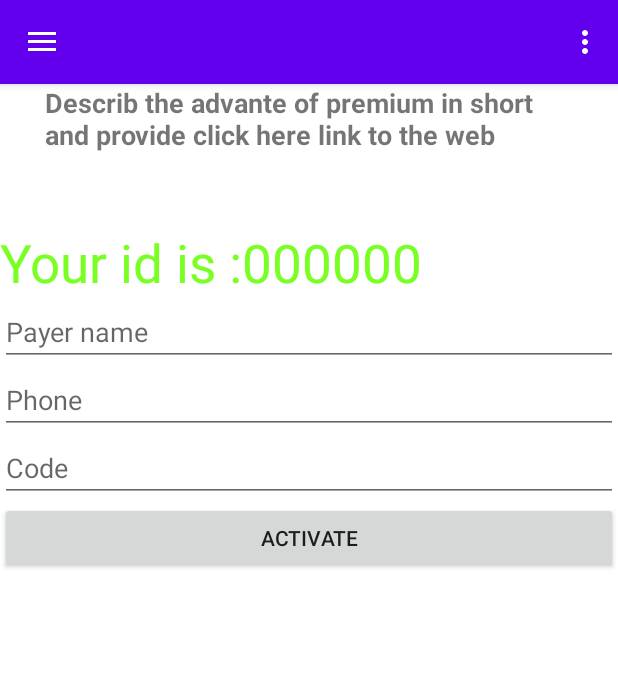
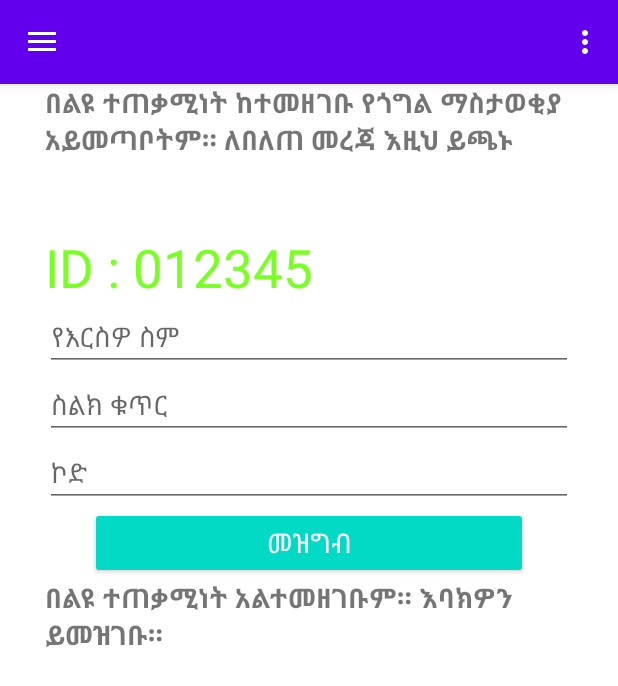
Before and after one commit to EsubalewAmenu/Android_Text_Books, an Android app: the fragment PremiumFragment placed in its activity, on a phone screen of 412 x 824 dp. Shown: the top 686 px of the screen. Run offline under Robolectric (Android 15) with nearby library versions, the phone set to English and light mode, and no system bars; our stand-ins replace AdMob, Volley; network calls fail; 6 statements that could not run were skipped.

Commit message:
premium user finalized

```diff
--- a/app/build.gradle
+++ b/app/build.gradle
@@ -9,8 +9,8 @@ android {
         applicationId "com.herma.apps.textbooks"
         minSdkVersion 16
         targetSdkVersion 30
-        versionCode 35
-        versionName "3.1.8"
+        versionCode 36
+        versionName "3.1.9"
         multiDexEnabled true
 
         ndk {
--- a/app/src/main/java/com/herma/apps/textbooks/SplashActivity.java
+++ b/app/src/main/java/com/herma/apps/textbooks/SplashActivity.java
@@ -43,7 +43,7 @@ import javax.net.ssl.X509TrustManager;
 
 public class SplashActivity extends AppCompatActivity {
 
-    public String BASEAPI = "https://datascienceplc.com/wp-json/DSACTIVATOR/v1/register?service_id=1";
+    public String BASEAPI = "https://datascienceplc.com/wp-json/";
 //    public String BASEAPI = "https://192.168.8.101:8082/wp/ds/wp-json/";
 
 //    String url = BASEAPI + "available/subjects";
--- a/app/src/main/java/com/herma/apps/textbooks/ui/fragment/PremiumFragment.java
+++ b/app/src/main/java/com/herma/apps/textbooks/ui/fragment/PremiumFragment.java
@@ -2,12 +2,14 @@ package com.herma.apps.textbooks.ui.fragment;
 
 import android.annotation.SuppressLint;
 import android.content.Context;
+import android.content.Intent;
 import android.content.SharedPreferences;
-import android.net.wifi.WifiInfo;
-import android.net.wifi.WifiManager;
+import android.net.Uri;
 import android.os.Bundle;
 import android.os.Handler;
 import android.preference.PreferenceManager;
+import android.provider.Settings;
+import android.text.method.LinkMovementMethod;
 import android.view.LayoutInflater;
 import android.view.View;
 import android.view.ViewGroup;
@@ -28,21 +30,17 @@ import com.android.volley.VolleyError;
 import com.android.volley.toolbox.StringRequest;
 import com.android.volley.toolbox.Volley;
 import com.herma.apps.textbooks.R;
-import com.herma.apps.textbooks.ReadActivity;
 import com.herma.apps.textbooks.SplashActivity;
-import com.herma.apps.textbooks.common.Commons;
 
-import org.json.JSONArray;
 import org.json.JSONException;
 import org.json.JSONObject;
 
-import java.io.IOException;
 import java.security.SecureRandom;
 import java.security.cert.X509Certificate;
-import java.util.Calendar;
+import java.text.SimpleDateFormat;
+import java.util.Date;
 import java.util.HashMap;
 import java.util.Map;
-import java.util.Random;
 import java.util.UUID;
 
 import javax.net.ssl.HostnameVerifier;
@@ -52,19 +50,14 @@ import javax.net.ssl.SSLSession;
 import javax.net.ssl.TrustManager;
 import javax.net.ssl.X509TrustManager;
 
-import okhttp3.Call;
-import okhttp3.Callback;
-import okhttp3.OkHttpClient;
-
 public class PremiumFragment extends Fragment {
 
 
     Button btnUpdate;
 
     EditText etName, etPhone, etCode;
-    TextView tvMac;
+    TextView tvMac, tvShow_license, tvPremium;
 
-    @SuppressLint("WifiManagerLeak")
     public View onCreateView(@NonNull LayoutInflater inflater,
                              ViewGroup container, Bundle savedInstanceState) {
         View root = inflater.inflate(R.layout.fragment_premium, container, false);
@@ -76,39 +69,33 @@ public class PremiumFragment extends Fragment {
         etPhone = (EditText) root.findViewById(R.id.etPhone);
 
         tvMac = (TextView) root.findViewById(R.id.tvMac);
+        tvShow_license = (TextView) root.findViewById(R.id.tvShow_license);
+        tvPremium = (TextView) root.findViewById(R.id.tvPremium);
 
-        final String macAddr, androidId;
-        UUID deviceUuid;
+        tvPremium.setMovementMethod(LinkMovementMethod.getInstance());
+        tvPremium.setOnClickListener(new View.OnClickListener() {
+            public void onClick(View v) {
+                Intent browserIntent = new Intent(Intent.ACTION_VIEW);
+                browserIntent.setData(Uri.parse("http://datascienceplc.com/services?textbooks"));
+                startActivity(browserIntent);
+            }
+        });
 
-//        String macAddress;
-        if (android.os.Build.VERSION.SDK_INT >= android.os.Build.VERSION_CODES.M) {
+//        String deviceUuid = UUID.randomUUID().toString().substring(0,6).toUpperCase();
+        String deviceUuid = Settings.Secure.getString(getContext().getContentResolver(),
+                Settings.Secure.ANDROID_ID).substring(0,6).toUpperCase();
+        tvMac.setText("ID : " + deviceUuid);
 
-            WifiManager wifiMan = (WifiManager) getActivity().getSystemService(Context.WIFI_SERVICE);
-            WifiInfo wifiInf = wifiMan.getConnectionInfo();
+//        handleSSLHandshake();
 
-            macAddr = wifiInf.getMacAddress();
-            androidId = "" + android.provider.Settings.Secure.getString(getActivity().getContentResolver(), android.provider.Settings.Secure.ANDROID_ID);
-
-            deviceUuid = new UUID(androidId.hashCode(), macAddr.hashCode());
-
-        }
-        else {
-            androidId = "" + android.provider.Settings.Secure.getString(getActivity().getContentResolver(), android.provider.Settings.Secure.ANDROID_ID);
-            deviceUuid = new UUID(androidId.hashCode(), new Random(999999).nextLong() );
-        }
-
-
-        tvMac.setText("Your id is :" + deviceUuid.toString().substring(0,6));
-
-        handleSSLHandshake();
-
+        showUsersLicense();
 
         btnUpdate.setOnClickListener(new View.OnClickListener() {
             @Override
             public void onClick(View v) {
 
 //                String _phone = "0923481783", _mac = "MMAC", _license_code="5335", _name="Grains";
-                String _phone = etPhone.getText().toString(), _mac = deviceUuid.toString().substring(0,6),
+                String _phone = etPhone.getText().toString(), _mac = deviceUuid,
                         _license_code = etCode.getText().toString(), _name = etName.getText().toString();
 
                 System.out.println("print daata " + _phone+ _mac+ _license_code+ _name);
@@ -120,6 +107,46 @@ public class PremiumFragment extends Fragment {
         return root;
     }
 
+    public void showUsersLicense(){
+
+
+                try {
+                    SharedPreferences pre = PreferenceManager.getDefaultSharedPreferences(getContext());
+                    String license_type = pre.getString("license_type", "");
+                    String paid_date = pre.getString("paid_date", "");
+                    String out_date = pre.getString("out_date", "");
+                    String last_update = pre.getString("last_update", "");
+
+                    String newLine = System.getProperty("line.separator");
+
+                    String show = newLine;
+
+                    if (!license_type.equals("")) {
+
+                        if(license_type.equals("1"))  show += getString(R.string.your_license_type) + "Silver";
+                        else if(license_type.equals("2"))  show += getString(R.string.your_license_type) + "Gold";
+
+                        show += newLine + getString(R.string.paid_date) + paid_date;
+                        show += newLine + getString(R.string.out_date) + out_date;
+
+
+                        SimpleDateFormat sdf = new SimpleDateFormat("yyyy-MM-dd");
+
+                        Date last_updateDate = sdf.parse(last_update);
+                        Date out_dateDate = sdf.parse(out_date);
+
+                        if (last_updateDate.compareTo(out_dateDate) > 0) { // if expired
+                            show += newLine + newLine + getString(R.string.license_out_dated);
+                        } else {
+                            show += newLine + newLine + getString(R.string.license_not_out_dated);
+                        }
+                        tvShow_license.setText(show);
+                    } else { // if not licensed
+                        tvShow_license.setText(R.string.not_registed);
+                    }
+
+                }catch (Exception lk) {System.out.println("Exeption from premiumFragment " + lk); }
+    }
     private void makePremiumAPI(String _phone, String _mac, String _license_code, String _name) {
         new Handler().postDelayed(new Runnable() {
 
@@ -161,16 +188,19 @@ public class PremiumFragment extends Fragment {
 
                                     String license_code = jsonObj.getString("license_code");
                                     String license_type = jsonObj.getString("license_type");
-                                    String out_date = jsonObj.getString("out_date");
+                                            String paid_date = jsonObj.getString("paid_date");
+                                            String out_date = jsonObj.getString("out_date");
                                             String last_update = jsonObj.getString("last_update");
                                     //
-                                            System.out.println("license_code "+license_code + " license_type="+license_type+" out_date="+out_date+" last_update="+last_update);
+                                            System.out.println("license_code "+license_code + " license_type="+license_type+" paid_date="+paid_date+" out_date="+out_date+" last_update="+last_update);
 
                                             SharedPreferences pre = PreferenceManager.getDefaultSharedPreferences(getContext());
                                             pre.edit().putString("license_type", license_type ).apply();
+                                            pre.edit().putString("paid_date", paid_date ).apply();
                                             pre.edit().putString("out_date", out_date ).apply();
                                             pre.edit().putString("last_update", last_update ).apply();
 
+                                            showUsersLicense();
 
                                             Toast.makeText(getContext(), getString(R.string.thanks_for_activated), Toast.LENGTH_SHORT).show();
 
--- a/app/src/main/res/layout/fragment_premium.xml
+++ b/app/src/main/res/layout/fragment_premium.xml
@@ -21,20 +21,22 @@
             android:layout_centerHorizontal="true"
             android:layout_alignParentLeft="false"
             android:layout_alignParentStart="false"
+            android:layout_marginEnd="30dp"
+            android:layout_marginStart="30dp"
             >
 
             <TextView
+                android:id="@+id/tvPremium"
                 android:textStyle="bold"
                 android:layout_gravity="left|right|center_horizontal|center_vertical|fill_horizontal|center|fill|start|end"
                 android:layout_weight="1.0"
                 android:layout_width="match_parent"
+                android:autoLink="web"
                 android:layout_height="wrap_content"
                 android:layout_alignParentTop="true" android:layout_centerHorizontal="true"
                 android:text="@string/premium_intro"
 
                 android:layout_centerVertical="true"
-                android:layout_marginEnd="30dp"
-                android:layout_marginStart="30dp"
                 android:textAllCaps="false"
                 android:textSize="18sp"/>
 
@@ -60,13 +62,9 @@
     android:layout_height="wrap_content"
     android:orientation="vertical">
 
-<!--            <TextView-->
-<!--                android:id="@+id/tvMac"-->
-<!--                android:layout_width="wrap_content"-->
-<!--                android:layout_height="wrap_content"-->
-<!--                android:text="Your id is 32534"/>-->
 
     <TextView
+        android:layout_gravity="left|right|center_horizontal|center_vertical|fill_horizontal|center|fill|start|end"
         android:layout_width = "wrap_content"
         android:layout_height = "wrap_content"
         android:text = "Your id is 32534"
@@ -82,7 +80,7 @@
                 android:layout_width="match_parent"
                 android:layout_height="wrap_content"
                 android:ems="10"
-                android:hint="Payer name"
+                android:hint="@string/your_name"
                 android:inputType="textPersonName" />
 
             <EditText
@@ -90,7 +88,7 @@
                 android:layout_width="match_parent"
                 android:layout_height="wrap_content"
                 android:ems="10"
-                android:hint="Phone"
+                android:hint="@string/phone"
                 android:inputType="phone" />
 
             <EditText
@@ -98,15 +96,39 @@
                 android:layout_width="match_parent"
                 android:layout_height="wrap_content"
                 android:ems="10"
-                android:hint="Code"
-                android:inputType="number" />
+                android:hint="@string/code"
+                android:inputType="text" />
 
 
-            <Button
-                android:id="@+id/btnUpdate"
-                android:layout_width="match_parent"
-                android:layout_height="wrap_content"
-                android:text="Activate" />
+    <Button
+        android:id="@+id/btnUpdate"
+        style="@style/Widget.AppCompat.Button.Colored"
+        android:layout_width="match_parent"
+        android:layout_height="wrap_content"
+        android:layout_marginEnd="30dp"
+        android:layout_marginStart="30dp"
+        android:text="@string/active"
+        android:textAllCaps="false"
+        android:textSize="18sp"
+        />
+
+
+    <TextView
+        android:id="@+id/tvShow_license"
+        android:textStyle="bold"
+        android:layout_gravity="left|right|center_horizontal|center_vertical|fill_horizontal|center|fill|start|end"
+        android:layout_weight="1.0"
+        android:layout_width="match_parent"
+        android:layout_height="wrap_content"
+        android:layout_alignParentTop="true"
+        android:layout_centerHorizontal="true"
+        android:text="Show users current license"
+        android:layout_centerVertical="true"
+        android:textAllCaps="false"
+        android:textSize="18sp"/>
+
+
+
 </LinearLayout>
 
         </LinearLayout>
--- a/app/src/main/res/menu/activity_main_drawer.xml
+++ b/app/src/main/res/menu/activity_main_drawer.xml
@@ -70,7 +70,7 @@
             android:title="@string/menu_g9t" />
         <item
             android:id="@+id/nav_questions"
-            android:icon="@android:drawable/ic_dialog_dialer"
+            android:icon="@drawable/questions"
             android:title="@string/menu_questions" />
     </group>
 
@@ -87,7 +87,7 @@
         <menu>
                         <item
                             android:id="@+id/nav_ad_free"
-                            android:icon="@android:drawable/star_big_on"
+                            android:icon="@drawable/premium"
                             android:title="@string/menu_ad_free" />
             <item
                 android:id="@+id/nav_rate"
--- a/app/src/main/res/values/strings.xml
+++ b/app/src/main/res/values/strings.xml
@@ -1,21 +1,22 @@
 <resources>
 
-    <string name="adReaderInt">ca-app-pub-3940256099942544/1033173712</string>
-    <string name="adHome">ca-app-pub-3940256099942544/6300978111</string>
-    <string name="adChapter">ca-app-pub-3940256099942544/6300978111</string>
-    <string name="adQuestions">ca-app-pub-3940256099942544/6300978111</string>
-    <string name="adReader">ca-app-pub-3940256099942544/6300978111</string>
+<!--    <string name="adReaderInt">ca-app-pub-3940256099942544/1033173712</string>-->
+<!--    <string name="adHome">ca-app-pub-3940256099942544/6300978111</string>-->
+<!--    <string name="adChapter">ca-app-pub-3940256099942544/6300978111</string>-->
+<!--    <string name="adQuestions">ca-app-pub-3940256099942544/6300978111</string>-->
+<!--    <string name="adReader">ca-app-pub-3940256099942544/6300978111</string>-->
 
-    <string name="admob_app_id">ca-app-pub-3940256099942544~3347511713</string>
+<!--    <string name="admob_app_id">ca-app-pub-3940256099942544~3347511713</string>-->
 
 
 
-<!--    <string name="adReaderInt">ca-app-pub-8011674951494696/4934737105</string>-->
-<!--    <string name="adHome">ca-app-pub-8011674951494696/8312993039</string>-->
-<!--    <string name="adChapter">ca-app-pub-8011674951494696/7079802411</string>-->
-<!--    <string name="adQuestions">ca-app-pub-8011674951494696/4170948875</string>-->
-<!--    <string name="adReader">ca-app-pub-8011674951494696/3605507555</string>-->
-<!--    <string name="admob_app_id">ca-app-pub-8011674951494696~8662393111</string>-->
+    <string name="adReaderInt">ca-app-pub-8011674951494696/4934737105</string>
+    <string name="adHome">ca-app-pub-8011674951494696/8312993039</string>
+    <string name="adChapter">ca-app-pub-8011674951494696/7079802411</string>
+    <string name="adQuestions">ca-app-pub-8011674951494696/4170948875</string>
+    <string name="adReader">ca-app-pub-8011674951494696/3605507555</string>
+
+    <string name="admob_app_id">ca-app-pub-8011674951494696~8662393111</string>
 
     <string name="app_name">1_12 Text Books</string>
     <string name="navigation_drawer_open">Open navigation drawer</string>
@@ -65,13 +66,13 @@
     <string name="insert_phone">አስገባ</string>
     <string name="insert_phone_eg">የሚሸለሙበትን የኢትዮጵያ ስልክ ቁጥር ያስገቡ (ለምሳሌ:- 0923481783)</string>
     <string name="እሺ">OK</string>
-    <string name="menu_ad_free">ፕሪሚየም</string>
+    <string name="menu_ad_free">ልዩ ተጠቃሚ</string>
     <string name="action_delete_subject">Delete Subject files</string>
     <string name="Delete">delete</string>
     <string name="yes">Yes</string>
-    <string name="menu_questions">Questions</string>
+    <string name="menu_questions">Worksheet</string>
 
-    <string name="intro"> የመልመጃ ጥያቄዎችን አሟልተን esknchers betgst    ይጠብቁ\n Telegram @ethio_textbooks 0923481783</string>
+    <string name="questions_intro">እባክዎን የመልመጃ ጥያቄዎቹ አሟልተን አስክናጠናቅቅ ያሉትን አየተጠቀሙ በትዕግስት ይጠብቁን።\n Telegram @ethio_textbooks 0923481783</string>
     <string name="start_questionnaire">መልመጃውን ጀምር</string>
     <string name="show_result">ውጤቴን አሳየኝ</string>
     <string name="about_short">*Free* apps from DataScience P.L.C.\nEmail: apps@datascienceplc.com</string>
@@ -83,11 +84,23 @@
     <string name="show_answer">መልሱን እዛው አሳይ</string>
     <string name="open_shortnote">Open note</string>
 
-    <string name="app_restart">This is your first time. Please connect to internet and restart the app!</string>
-    <string name="thanks_for_activated">Thank you! please restart the app</string>
-    <string name="wrong_code">Wrong or expired code used</string>
-    <string name="check_your_internet">Please check you internet or try again later</string>
-    <string name="premium_intro">Describ the advante of premium in short and provide click here link to the web</string>
+    <string name="app_restart">ጥያቄዎችን ለማንበብ ሲመጡ ይሄ የመጀመሪያዎ ነው። እባክዎን ኢንተርኔት መኖሩን ያረጋግጡና እንደገና ይሞክሩ የሚለውን ይጫኑ።</string>
+    <string name="thanks_for_activated">እናመሰግናለን! እባክዎን አፕልኬሽኑን ዘግተው ይክፈቱት።</string>
+    <string name="wrong_code">የተሳሳተ ወይም ጊዜው ያለፈበት ኮድ ተጠቅመዋል።</string>
+    <string name="check_your_internet">እባክዎን ኢንተርኔት መኖሩን ያረጋግጡ ወይም ትንሽ ቆይተው ይሞክሩ።</string>
+    <string name="premium_intro">በልዩ ተጠቃሚነት ከተመዘገቡ የጎግል ማስታወቂያ አይመጣቦትም። ለበለጠ መረጃ እዚህ ይጫኑ</string>
+    <string name="try_again">እንደገና ይሞክሩ</string>
+    <string name="loading">በመክፈት ላይ...</string>
+    <string name="your_name">የእርስዎ ስም</string>
+    <string name="phone">ስልክ ቁጥር</string>
+    <string name="code">ኮድ</string>
+    <string name="active">መዝግብ</string>
+    <string name="your_license_type">የልዩ ተጠቃሚነት አይነት : </string>
+    <string name="paid_date">የከፈሉበት ቀን : </string>
+    <string name="out_date">የሚያበቃበት ቀን : </string>
+    <string name="license_out_dated">የልዩ ተጠቃሚነት ጊዜዎ አልፏል! እባክዎን ያድሱ።</string>
+    <string name="license_not_out_dated">የልዩ ተጠቃሚነት ጊዜዎ አላለፈም። ስለተመዘገቡ እናመሰግናለን።</string>
+    <string name="not_registed">በልዩ ተጠቃሚነት አልተመዘገቡም። እባክዎን ይመዝገቡ።</string>
 
 
 </resources>
```
Also changed, not shown: app/src/main/java/com/herma/apps/textbooks/ui/fragment/QuestionsFragment.java (+27 -16 lines), app/src/main/res/layout/fragment_question_home.xml (+27 -13 lines), app/src/main/res/drawable/premium.png (added), app/src/main/res/drawable/questions.png (added).
